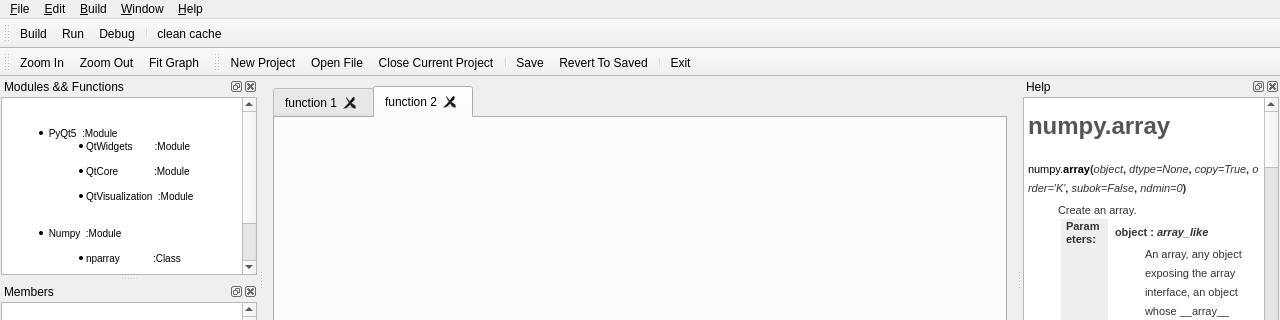
Before: the Qt Designer form mainwindow.ui in yasseerr/Visual-Blueprint, drawn with Qt 5; both pictures show x 0 to 1280 and y 0 to 320 of the 1280 by 720 pixel window.
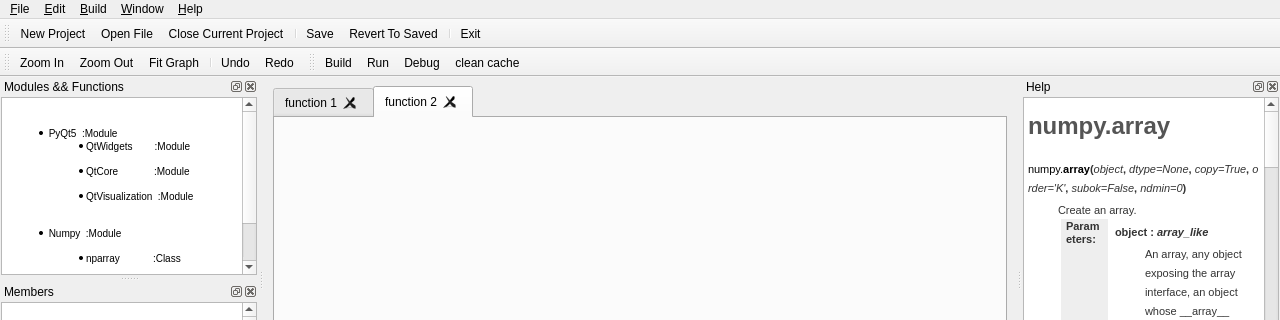
After: the same form once the commit is applied. Icons and pictures are not drawn.

What changed in the file:
```diff
--- a/mainwindow.ui
+++ b/mainwindow.ui
@@ -110,70 +110,6 @@
    <addaction name="menu_Help"/>
   </widget>
   <widget class="QStatusBar" name="statusbar"/>
-  <widget class="QToolBar" name="projectToolBar">
-   <property name="windowTitle">
-    <string>toolBar</string>
-   </property>
-   <property name="iconSize">
-    <size>
-     <width>24</width>
-     <height>24</height>
-    </size>
-   </property>
-   <property name="toolButtonStyle">
-    <enum>Qt::ToolButtonTextUnderIcon</enum>
-   </property>
-   <attribute name="toolBarArea">
-    <enum>TopToolBarArea</enum>
-   </attribute>
-   <attribute name="toolBarBreak">
-    <bool>true</bool>
-   </attribute>
-   <addaction name="action_Build"/>
-   <addaction name="action_Run"/>
-   <addaction name="action_Debug"/>
-   <addaction name="separator"/>
-   <addaction name="actionclean_cache"/>
-  </widget>
-  <widget class="QToolBar" name="editorToolBar">
-   <property name="windowTitle">
-    <string>toolBar</string>
-   </property>
-   <property name="toolButtonStyle">
-    <enum>Qt::ToolButtonTextUnderIcon</enum>
-   </property>
-   <attribute name="toolBarArea">
-    <enum>TopToolBarArea</enum>
-   </attribute>
-   <attribute name="toolBarBreak">
-    <bool>true</bool>
-   </attribute>
-   <addaction name="actionZoom_In"/>
-   <addaction name="actionZoom_Out"/>
-   <addaction name="actionFit_Graph"/>
-  </widget>
-  <widget class="QToolBar" name="fileToolBar">
-   <property name="windowTitle">
-    <string>toolBar</string>
-   </property>
-   <property name="toolButtonStyle">
-    <enum>Qt::ToolButtonTextUnderIcon</enum>
-   </property>
-   <attribute name="toolBarArea">
-    <enum>TopToolBarArea</enum>
-   </attribute>
-   <attribute name="toolBarBreak">
-    <bool>false</bool>
-   </attribute>
-   <addaction name="action_New_Project"/>
-   <addaction name="action_Open_File"/>
-   <addaction name="action_Close_Current_Project"/>
-   <addaction name="separator"/>
-   <addaction name="action_Save"/>
-   <addaction name="actionRevert_To_Saved"/>
-   <addaction name="separator"/>
-   <addaction name="action_Exit"/>
-  </widget>
   <widget class="QDockWidget" name="helpDockWidget">
    <property name="minimumSize">
     <size>
@@ -488,6 +424,66 @@
     </layout>
    </widget>
   </widget>
+  <widget class="QToolBar" name="fileToolBar">
+   <property name="windowTitle">
+    <string>toolBar</string>
+   </property>
+   <property name="toolButtonStyle">
+    <enum>Qt::ToolButtonTextUnderIcon</enum>
+   </property>
+   <attribute name="toolBarArea">
+    <enum>TopToolBarArea</enum>
+   </attribute>
+   <attribute name="toolBarBreak">
+    <bool>false</bool>
+   </attribute>
+   <addaction name="action_New_Project"/>
+   <addaction name="action_Open_File"/>
+   <addaction name="action_Close_Current_Project"/>
+   <addaction name="separator"/>
+   <addaction name="action_Save"/>
+   <addaction name="actionRevert_To_Saved"/>
+   <addaction name="separator"/>
+   <addaction name="action_Exit"/>
+  </widget>
+  <widget class="QToolBar" name="graphToolBar">
+   <property name="windowTitle">
+    <string>toolBar</string>
+   </property>
+   <property name="toolButtonStyle">
+    <enum>Qt::ToolButtonTextUnderIcon</enum>
+   </property>
+   <attribute name="toolBarArea">
+    <enum>TopToolBarArea</enum>
+   </attribute>
+   <attribute name="toolBarBreak">
+    <bool>true</bool>
+   </attribute>
+   <addaction name="actionZoom_In"/>
+   <addaction name="actionZoom_Out"/>
+   <addaction name="actionFit_Graph"/>
+   <addaction name="separator"/>
+   <addaction name="action_Undo"/>
+   <addaction name="action_Redo"/>
+  </widget>
+  <widget class="QToolBar" name="buildToolBar">
+   <property name="windowTitle">
+    <string>toolBar</string>
+   </property>
+   <property name="toolButtonStyle">
+    <enum>Qt::ToolButtonTextUnderIcon</enum>
+   </property>
+   <attribute name="toolBarArea">
+    <enum>TopToolBarArea</enum>
+   </attribute>
+   <attribute name="toolBarBreak">
+    <bool>false</bool>
+   </attribute>
+   <addaction name="action_Build"/>
+   <addaction name="action_Run"/>
+   <addaction name="action_Debug"/>
+   <addaction name="actionclean_cache"/>
+  </widget>
   <action name="action_New_Project">
    <property name="icon">
     <iconset resource="resources.qrc">
```
